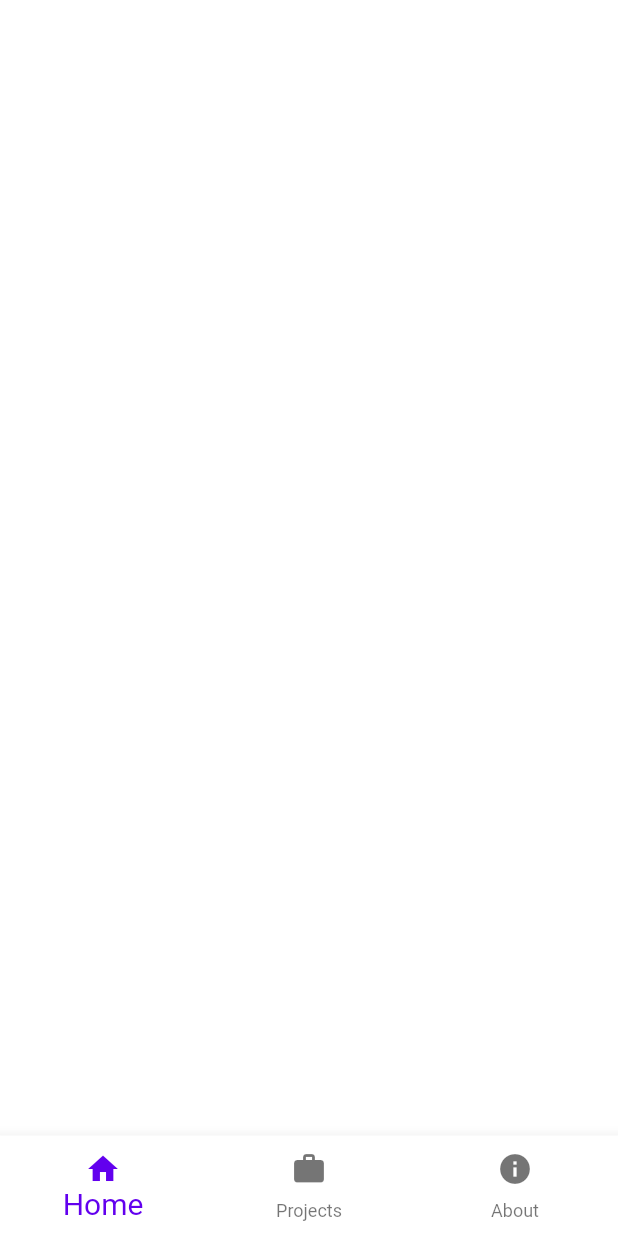
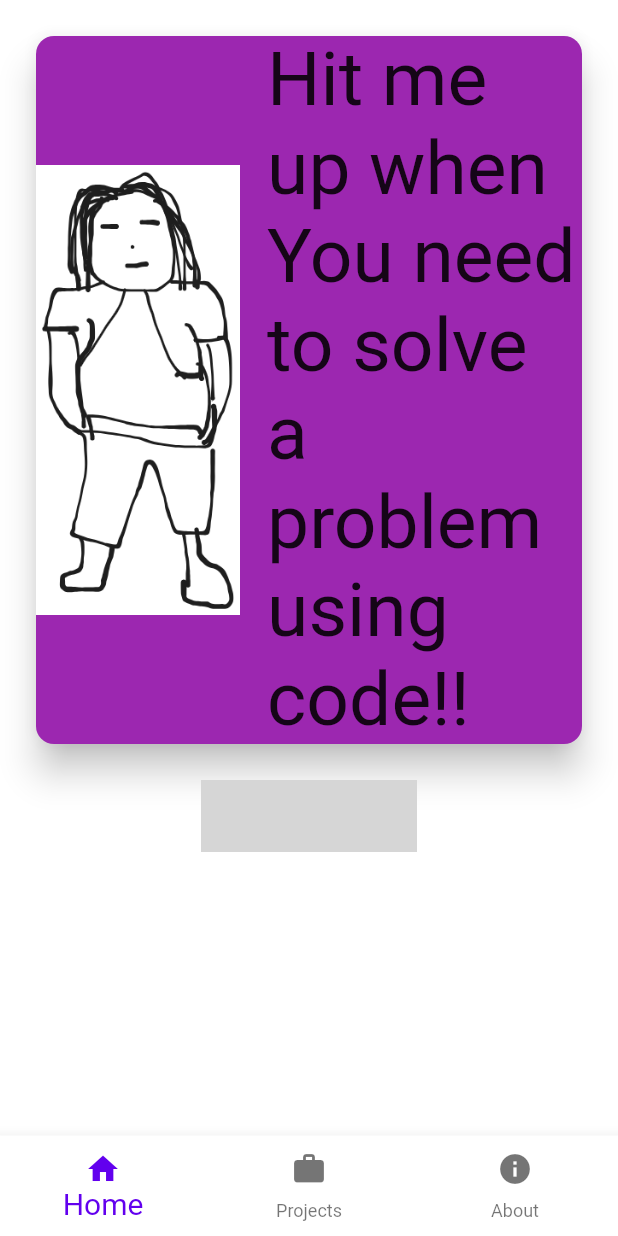
Before and after one commit to Kwasi48/portfolio, a Flutter app: the screen it shows after launch, on a phone screen of 412 x 824 dp. Run offline on Flutter 3.47's test engine with Material 2 defaults, Android fonts, the phone set to English and light mode, and no system bars; missing offline and left inert: social_media_buttons; statements that could not run were skipped; grey boxes are pictures that could not be loaded.

Commit message:
Added social media buttons to the home screen

```diff
--- a/lib/views/profile.dart
+++ b/lib/views/profile.dart
@@ -1,4 +1,5 @@
 import 'package:flutter/material.dart';
+import 'package:social_media_buttons/social_media_buttons.dart';
 
 class profile extends StatelessWidget {
   const profile({super.key});
@@ -7,7 +8,28 @@ class profile extends StatelessWidget {
   Widget build(BuildContext context) {
     return Scaffold(
       body: SingleChildScrollView(
-
+        scrollDirection: Axis.vertical,
+        child: Column(
+          children: [
+            Padding(
+              padding: const EdgeInsets.all(20),
+              child: Card(
+                shape: RoundedRectangleBorder(borderRadius: BorderRadius.circular(12)),
+                color: Colors.purple,
+                elevation: 10,
+                child: _imageCard(),
+              ),
+            ),
+             Row(
+               mainAxisSize: MainAxisSize.min,
+               children: [
+                 githubButton(),
+                 xButton(),
+                 linkedInButton()
+               ],
+             )
+          ],
+        ),
       ),
     );
   }
@@ -16,9 +38,41 @@ class profile extends StatelessWidget {
 Widget _imageCard() {
   return const Row(
     children: [
-      Image(image: AssetImage('assets/mike.png',), height: 300,),
-      SizedBox(width: 18,),
-      Text('Hit me up when You need to solve a problem using code!!', style: TextStyle(fontSize: 30),)
+      Image(
+        image: AssetImage(
+          'assets/mike.png',
+        ),
+        height: 300,
+      ),
+      SizedBox(
+        width: 18,
+      ),
+      Flexible(
+          child: Text(
+        'Hit me up when You need to solve a problem using code!!',
+        style: TextStyle(fontSize: 50),
+      ))
     ],
   );
 }
+
+
+Widget githubButton() {
+  return const SocialMediaButton.github(
+    url: "https://github.com/Kwasi48",
+    color: Colors.white,
+  );
+}
+Widget xButton() {
+  return const  SocialMediaButton.twitter(
+    url: "https://twitter.com/abubonsrah47",
+    color: Colors.white,
+  );
+}
+
+Widget linkedInButton() {
+  return const  SocialMediaButton.linkedin(
+    url: "https://www.linkedin.com/in/michael-obeng-abu-08483120b?lipi=urn%3Ali%3Apage%3Ad_flagship3_profile_view_base_contact_details%3BUAcdWAogRWKB1cPZxUusVA%3D%3D",
+    color: Colors.white,
+  );
+}
--- a/pubspec.yaml
+++ b/pubspec.yaml
@@ -30,6 +30,7 @@ environment:
 dependencies:
   flutter:
     sdk: flutter
+  social_media_buttons: ^1.0.0
 
 
   # The following adds the Cupertino Icons font to your application.
```
Also changed, not shown: pubspec.lock, 5 other files.
